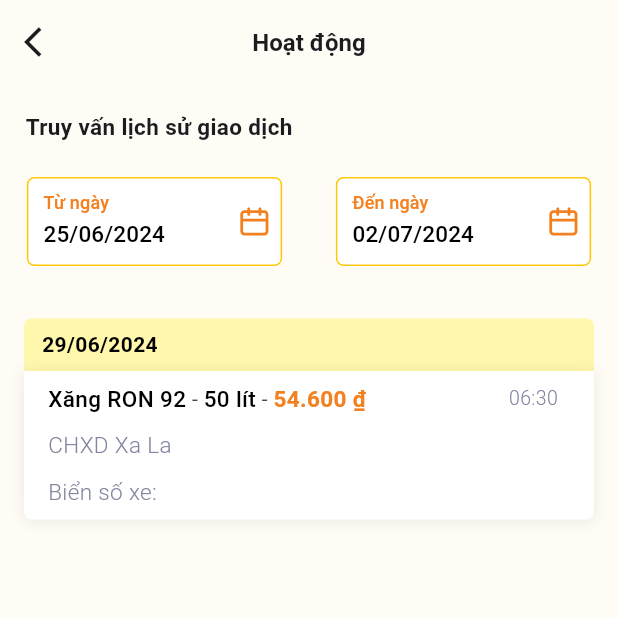
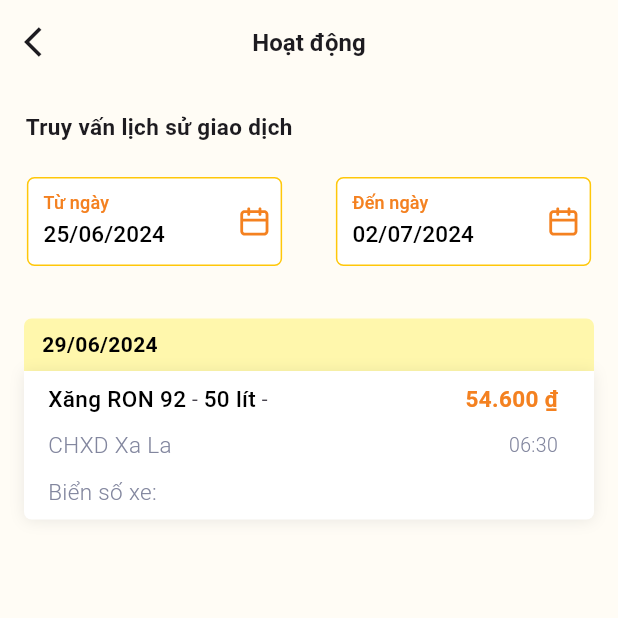
Before and after one commit to mobilenabit/driver_app, a Flutter app: the HistoryScreen screen opened directly with empty values, on a phone screen of 412 x 824 dp, the top half of it. Run offline on Flutter 3.47's test engine with Material 3 defaults, Android fonts, the phone set to English and light mode, and no system bars; our stand-ins replace calendar_date_picker2, dio, fl_chart, flutter_otp_text_field, flutter_secure_storage, flutter_svg and 3 more; missing offline and left inert: conditional_wrap, crclib, mobile_scanner, qr_scanner_overlay; accounts and stored records are empty.

Commit message:
fix: content in history

```diff
--- a/lib/screens/history.dart
+++ b/lib/screens/history.dart
@@ -390,7 +390,7 @@ class _HistoryScreenState extends State<HistoryScreen> {
                             BoxShadow(
                               offset: Offset(0, 1),
                               blurRadius: 8,
-                              color: const Color.fromRGBO(0, 0, 0, 0.08),
+                              color: Color.fromRGBO(0, 0, 0, 0.08),
                             ),
                           ],
                         ),
@@ -422,38 +422,45 @@ class _HistoryScreenState extends State<HistoryScreen> {
                                               fontWeight: FontWeight.w500),
                                         ),
                                         const Text(' - '),
+                                      ],
+                                    ),
                                     Text(
                                       '${currencyFormat.format(item.money)}₫',
                                       style: const TextStyle(
                                           fontSize: 15,
                                           fontWeight: FontWeight.w600,
-                                              color: Color.fromRGBO(
-                                                  244, 129, 32, 1)),
+                                          color:
+                                              Color.fromRGBO(244, 129, 32, 1)),
                                     ),
                                   ],
+                                ),
+                              ),
+                              Padding(
+                                  padding: EdgeInsets.only(bottom: 10),
+                                  child: Row(
+                                    mainAxisAlignment:
+                                        MainAxisAlignment.spaceBetween,
+                                    children: [
+                                      Text(
+                                        item.address,
+                                        style: const TextStyle(
+                                          fontSize: 15,
+                                          fontWeight: FontWeight.w300,
+                                          color:
+                                              Color.fromRGBO(130, 134, 158, 1),
+                                        ),
                                       ),
                                       Text(
                                         item.hours,
                                         style: const TextStyle(
                                           fontSize: 13,
-                                        color: Color.fromRGBO(130, 134, 158, 1),
+                                          color:
+                                              Color.fromRGBO(130, 134, 158, 1),
                                           fontWeight: FontWeight.w300,
                                         ),
-                                    )
+                                      ),
                                     ],
-                                ),
-                              ),
-                              Padding(
-                                padding: EdgeInsets.only(bottom: 10),
-                                child: Text(
-                                  item.address,
-                                  style: const TextStyle(
-                                    fontSize: 15,
-                                    fontWeight: FontWeight.w300,
-                                    color: Color.fromRGBO(130, 134, 158, 1),
-                                  ),
-                                ),
-                              ),
+                                  )),
                               Text(
                                 'Biển số xe: ${item.numberLicense}',
                                 style: const TextStyle(
```
Lines whose indentation alone changed are shown as unchanged.
